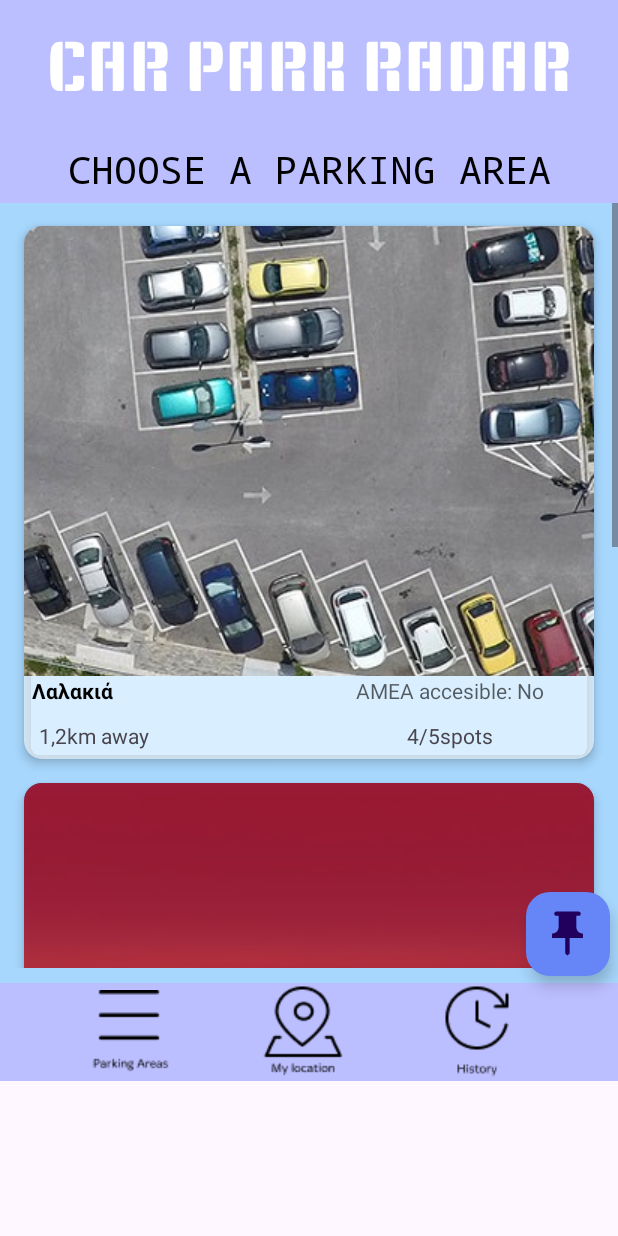
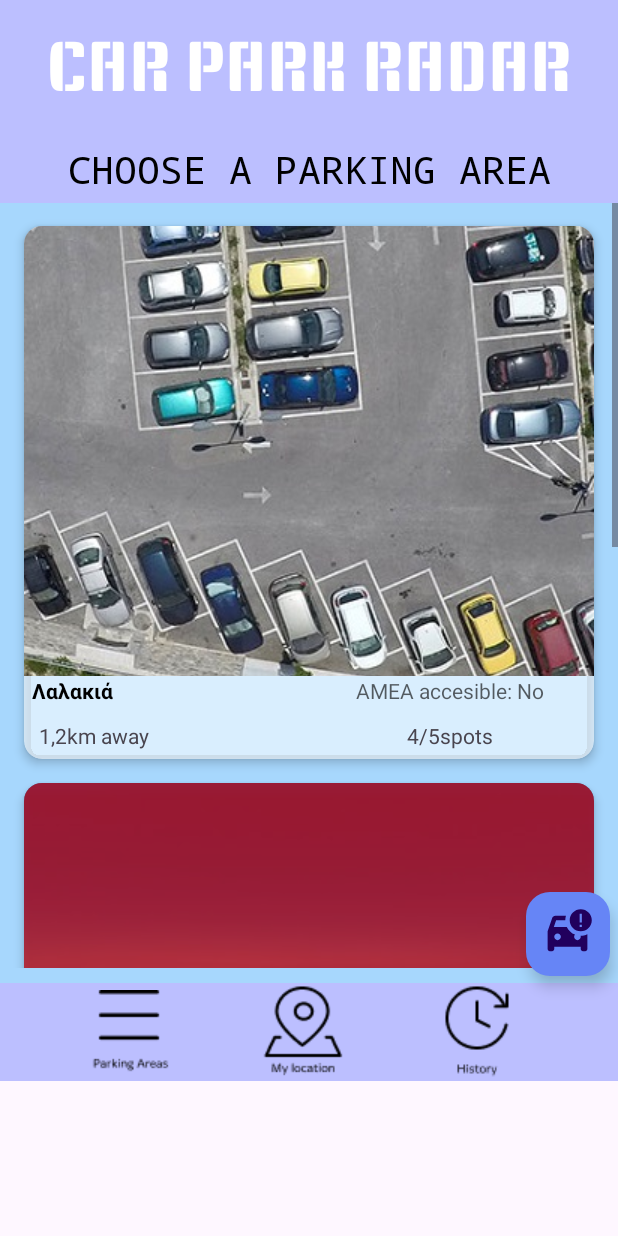
Before and after one commit to LydiaXenaki/parking, an Android app: the MainActivity screen opened directly, with no data from a screen before it, on a phone screen of 412 x 824 dp. Run offline under Robolectric (Android 15) with nearby library versions, the phone set to English and light mode, and no system bars; Roboto replaces fonts that are not available here.

Commit message:
car icon

```diff
--- a/app/src/main/res/layout/activity_main.xml
+++ b/app/src/main/res/layout/activity_main.xml
@@ -353,5 +353,5 @@
         app:layout_constraintBottom_toBottomOf="@+id/ParkingAreaslinearLayout"
         app:layout_constraintEnd_toEndOf="parent"
         app:maxImageSize="35dp"
-        app:srcCompat="@drawable/baseline_push_pin_24_red"/>
+        app:srcCompat="@drawable/baseline_car_crash_24"/>
 </androidx.constraintlayout.widget.ConstraintLayout>
```
